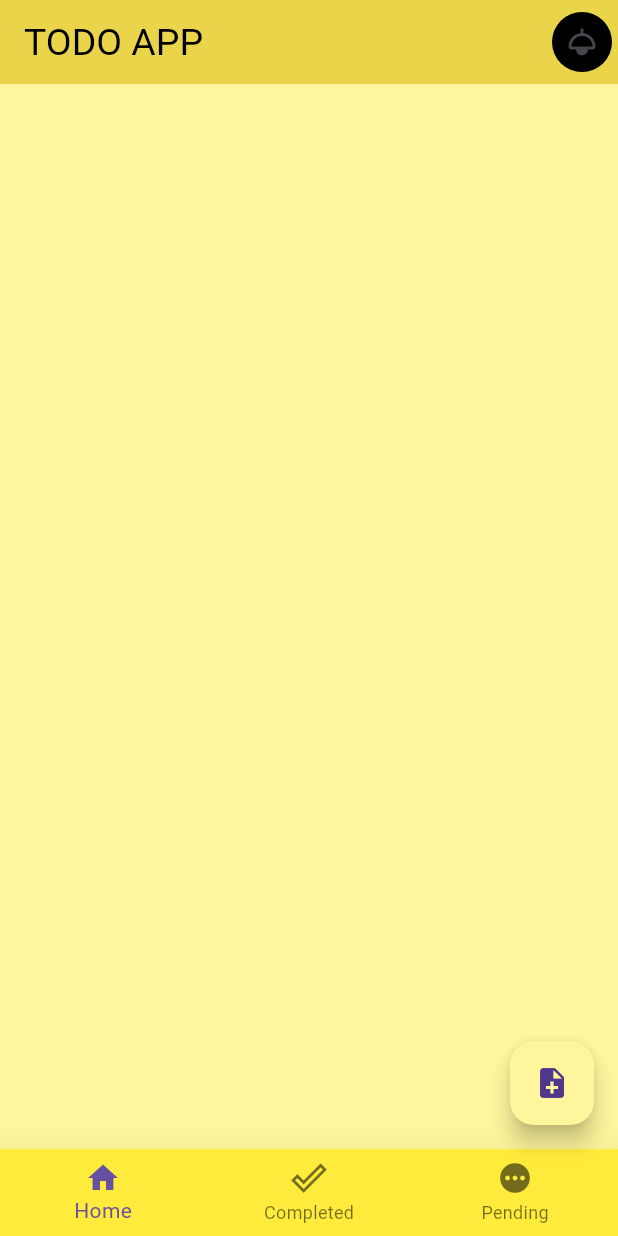
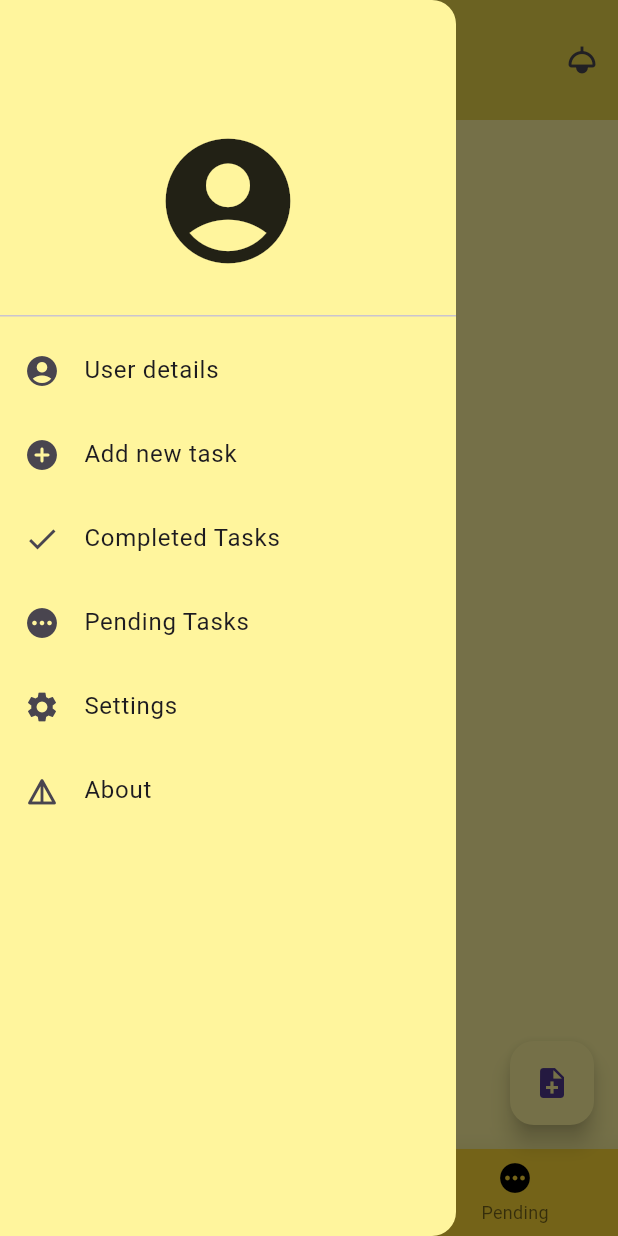
Before and after one commit to SuhailJafrinmk/Todo-App, a Flutter app: the screen it shows after launch, with the side drawer open (before the commit the screen has no drawer), on a phone screen of 412 x 824 dp. Run offline on Flutter 3.47's test engine with Material 3 defaults, Android fonts, the phone set to English and light mode, and no system bars; our stand-ins replace fluro, google_fonts, hive, hive_flutter; accounts and stored records are empty.

Commit message:
added app drawer and tile edit option

```diff
--- /dev/null
+++ b/lib/controller/router.dart
@@ -0,0 +1,28 @@
+import 'package:fluro/fluro.dart';
+import 'package:flutter_project_todo_app/view/screens/about_page.dart';
+import 'package:flutter_project_todo_app/view/screens/completed.dart';
+import 'package:flutter_project_todo_app/view/screens/pending.dart';
+import 'package:flutter_project_todo_app/view/screens/settings_page.dart';
+
+class CustomRouter {
+  static final router = FluroRouter();
+
+  static void setupRouter() {
+    router.define('settingsPage',
+        handler: Handler(
+          handlerFunc: (context, params) => SettingsPage(),
+        ),
+        transitionType: TransitionType.inFromRight);
+    router.define('completedpage',
+        handler:
+            Handler(handlerFunc: (context, params) => const CompletedTasks()),
+        transitionType: TransitionType.inFromTop);
+    router.define('pendingpage',
+        handler:
+            Handler(handlerFunc: (context, params) => const PendingTasks()),
+        transitionType: TransitionType.inFromTop);
+    router.define('aboutpage',
+        handler: Handler(handlerFunc: (context, params) => AboutPage()),
+        transitionType: TransitionType.inFromTop);
+  }
+}
--- a/lib/view/screens/completed.dart
+++ b/lib/view/screens/completed.dart
@@ -12,7 +12,7 @@ class CompletedTasks extends StatelessWidget {
     return ValueListenableBuilder(
         valueListenable: taskListnotifier,
         builder: (context, List<TaskModel> listOfTask, Widget? child) {
-          // print('valuelisstenable builder is being rebuilded');
+          print('valuelisstenable builder is being rebuilded');
           return ListView.builder(
               itemCount: listOfTask.length,
               itemBuilder: (BuildContext context, index) {
@@ -31,6 +31,8 @@ class CompletedTasks extends StatelessWidget {
                       )
                     : Container();
               });
-        });
+
+        }
+        );
   }
 }
--- a/lib/view/screens/my_home_page.dart
+++ b/lib/view/screens/my_home_page.dart
@@ -1,8 +1,10 @@
 import 'package:flutter/material.dart';
+import 'package:flutter_project_todo_app/controller/router.dart';
 import 'package:flutter_project_todo_app/controller/services.dart';
 import 'package:flutter_project_todo_app/view/screens/completed.dart';
 import 'package:flutter_project_todo_app/view/screens/homepage.dart';
 import 'package:flutter_project_todo_app/view/screens/pending.dart';
+import 'package:google_fonts/google_fonts.dart';
 
 class MyHomePage extends StatefulWidget {
   const MyHomePage({super.key});
@@ -21,8 +23,64 @@ class _MyHomePageState extends State<MyHomePage> {
   @override
   Widget build(BuildContext context) {
     return Scaffold(
+      drawer: Drawer(
+        child: ListView(
+          padding: const EdgeInsets.only(top: 50),
+          children: [
+            const DrawerHeader(child:Icon(Icons.account_circle,size: 100,),
+             ),
+             const ListTile(
+              leading: Icon(Icons.account_circle),
+              title: Text('User details'),
+             ),
+             ListTile(
+              leading: const Icon(Icons.add_circle_rounded),
+              title: const Text('Add new task'),
+              onTap: () {
+                showmodal(context);
+              },
+             ),
+             ListTile(
+              leading: const Icon(Icons.done),
+              title: const Text('Completed Tasks'),
+              onTap: (){
+                CustomRouter.router.navigateTo(context, 'completedpage');
+              },
+             ),
+             ListTile(
+              leading: const Icon(Icons.pending),
+              title: const Text('Pending Tasks'),
+              onTap: (){
+                CustomRouter.router.navigateTo(context, 'pendingpage');
+              },
+             ),
+            ListTile(
+              leading: const Icon(Icons.settings),
+              title: const Text('Settings'),
+              onTap: (){
+                CustomRouter.router.navigateTo(context,'settingsPage');
+              }
+            ),
+             ListTile(
+              leading: const Icon(Icons.details_rounded),
+              title: const Text('About'),
+              onTap: (){
+                CustomRouter.router.navigateTo(context, 'aboutpage');
+
+              }
+            ),
+            const ListTile(
+
+            ),
+          ],
+        ),
+      ),
       appBar: AppBar(
-        title: const Text('TODO APP'),
+        toolbarHeight: 80,
+        title: Text('TaskTrackr',style: GoogleFonts.roboto(
+          fontSize: 25,
+          fontWeight: FontWeight.w500,
+        ),),
         actions: [
           IconButton(
               onPressed: () {
@@ -33,7 +91,9 @@ class _MyHomePageState extends State<MyHomePage> {
                       : themebox.put('isDark', false);
                 });
               },
-              icon: const Icon(Icons.light)),
+              icon: const Icon(Icons.light,),style:IconButton.styleFrom(
+                backgroundColor: Colors.transparent
+              ) ,),
         ],
       ),
       bottomNavigationBar: BottomNavigationBar(
--- a/lib/view/themes/themes.dart
+++ b/lib/view/themes/themes.dart
@@ -6,6 +6,9 @@ enum AppTheme { darkTheme, lightTheme }
 class CustomAppTheme {
   static final appTheme = {
     AppTheme.darkTheme: ThemeData(
+      drawerTheme: DrawerThemeData(
+        backgroundColor: Colors.grey,
+      ),
       cardTheme: const CardTheme(
       color: Colors.grey,
       ),
@@ -20,6 +23,12 @@ class CustomAppTheme {
       ),
       scaffoldBackgroundColor: Colors.black,
       appBarTheme: const AppBarTheme(
+        iconTheme: IconThemeData(
+          color: Colors.white,
+        ),
+        actionsIconTheme: IconThemeData(
+          color:Colors.white
+        ),
       titleTextStyle: TextStyle(
       color: Colors.white, fontSize: 25, fontWeight: FontWeight.w500),
       elevation: 0,
@@ -46,19 +55,25 @@ class CustomAppTheme {
       color: Colors.white,
           )),
       iconTheme: const IconThemeData(
-        color: Colors.white,
+      color: Colors.white
       ),
     ),
 
 
     ////////////////////////////////////////////////////////////////////////////////////////////////////////////
     AppTheme.lightTheme: ThemeData(
+      drawerTheme: DrawerThemeData(
+        backgroundColor: Colors.yellow.shade200,
+      ),
+      dialogTheme: DialogTheme(
+      backgroundColor: Colors.yellow.shade200,
+      ),
       cardTheme: CardTheme(
       color: Colors.yellow.shade500,
       ),
       iconButtonTheme: IconButtonThemeData(
       style: IconButton.styleFrom(
-              backgroundColor: Colors.black, fixedSize: const Size(20, 20))),
+      fixedSize: const Size(20, 20))),
       floatingActionButtonTheme: const FloatingActionButtonThemeData(
       backgroundColor: Color.fromARGB(255, 255, 245, 157),
       ),
@@ -72,7 +87,7 @@ class CustomAppTheme {
       ),
       scaffoldBackgroundColor: Colors.yellow.shade200,
       appBarTheme: AppBarTheme(
-        titleTextStyle: const TextStyle(
+      titleTextStyle:  const TextStyle(
       color: Colors.black,
       fontSize: 25,
         ),
@@ -86,8 +101,14 @@ class CustomAppTheme {
       displayMedium: TextStyle(color: Colors.black),
       displaySmall: TextStyle(color: Colors.black)),
       bottomNavigationBarTheme: BottomNavigationBarThemeData(
+        unselectedIconTheme: IconThemeData(
+          color: Colors.black,
+        ),
+        selectedIconTheme: IconThemeData(
+          color: const Color.fromARGB(255, 22, 60, 91),
+        ),
       elevation: 20,
-        backgroundColor: Colors.yellow.shade500,
+      backgroundColor:  Colors.yellow.shade600,
       ),
     ),
   };
--- a/pubspec.yaml
+++ b/pubspec.yaml
@@ -37,6 +37,8 @@ dependencies:
   cupertino_icons: ^1.0.2
   hive: ^2.2.3
   hive_flutter: ^1.1.0
+  google_fonts: ^5.1.0
+  fluro: ^2.0.5
 
 dev_dependencies:
   flutter_test:
```
Also changed, not shown: lib/controller/services.dart (+83 -11 lines), lib/main.dart (+5 -2 lines), lib/view/screens/about_page.dart (added, +64 -0 lines), lib/view/screens/homepage.dart (+6 -1 lines), lib/view/screens/settings_page.dart (added, +12 -0 lines), lib/view/widgets/custom_tile.dart (+40 -20 lines), pubspec.lock. Lines whose indentation alone changed are shown as unchanged.
